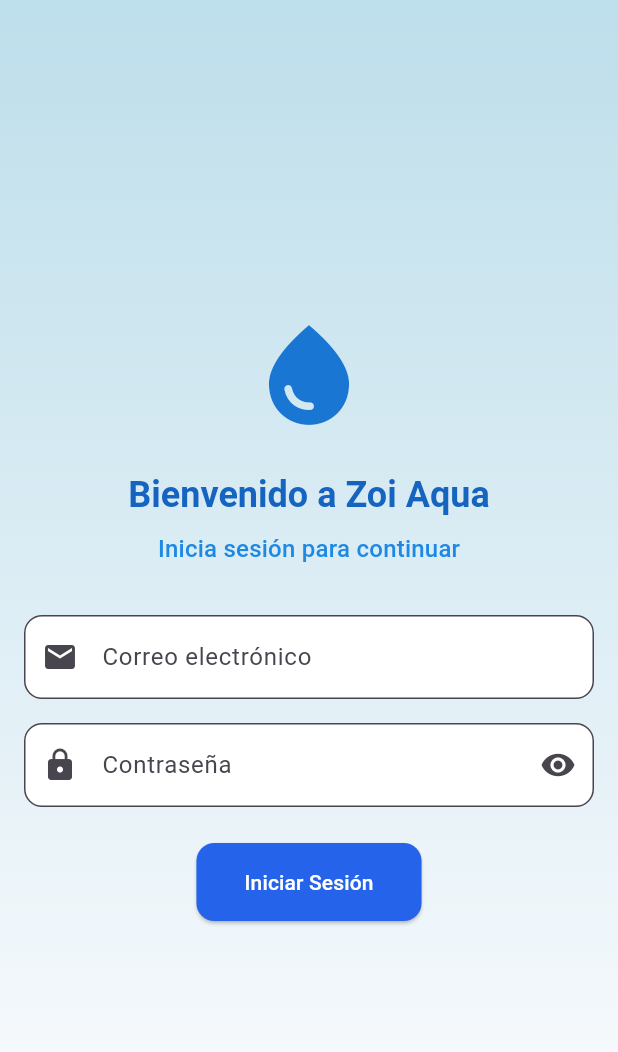
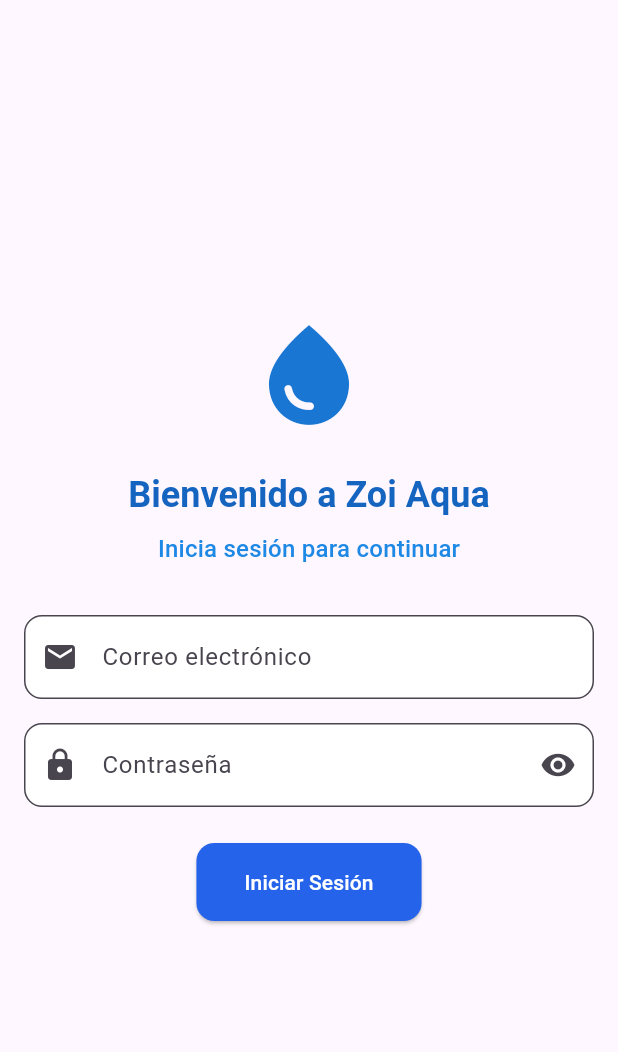
Before and after one commit to favioalikhan/aquazoi_flutter, a Flutter app: the screen it shows after launch, on a phone screen of 412 x 824 dp. Shown: the top 1052 px of the screen. Run offline on Flutter 3.47's test engine with Material 3 defaults, Android fonts, the phone set to English and light mode, and no system bars; our stand-ins replace dio, fl_chart, flutter_bloc, get_it, logger.

Commit message:
login changed

```diff
--- a/lib/presentation/pages/login/login_page.dart
+++ b/lib/presentation/pages/login/login_page.dart
@@ -25,16 +25,6 @@ class _LoginPageState extends State<LoginPage> {
   Widget build(BuildContext context) {
     return Scaffold(
       body: Container(
-        decoration: const BoxDecoration(
-          gradient: LinearGradient(
-            begin: Alignment.topCenter,
-            end: Alignment.bottomCenter,
-            colors: [
-              Color.fromRGBO(173, 216, 230, 0.8),
-              Color.fromRGBO(255, 255, 255, 0.8),
-            ],
-          ),
-        ),
         child: BlocListener<LoginBloc, LoginState>(
           listener: (context, state) {
             if (state is LoginSuccess) {
```
